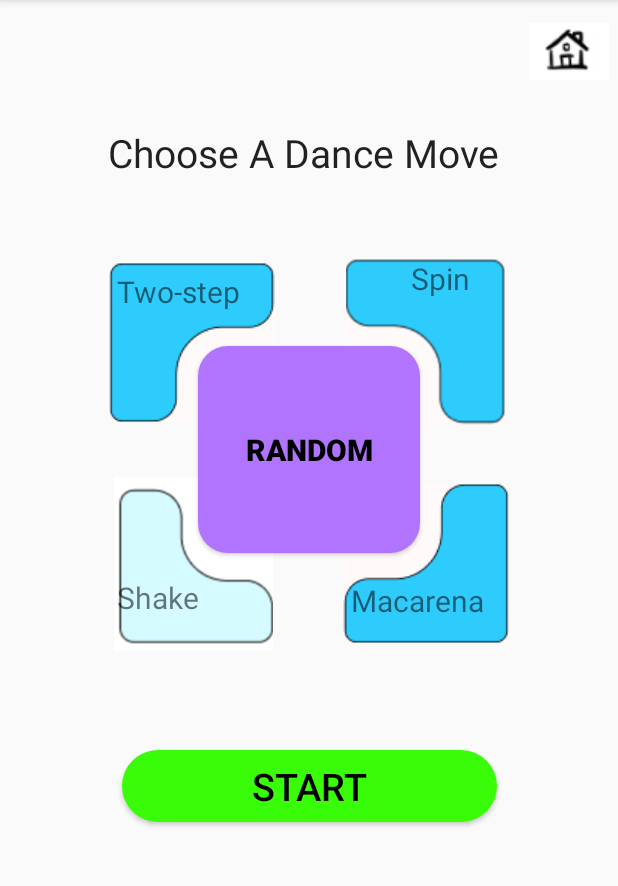
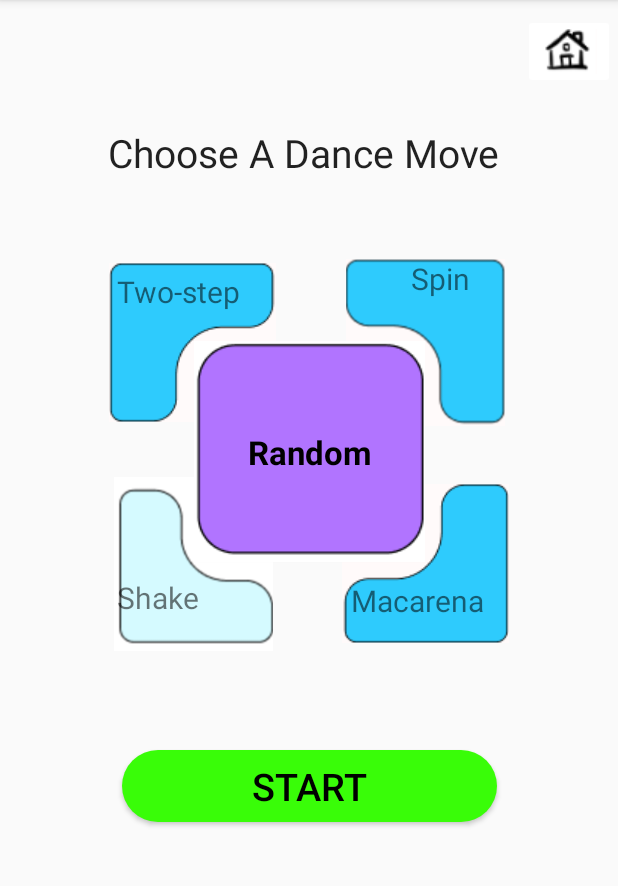
Before and after one commit to DIT112-V20/group-06, an Android app: the screen it shows after launch (MainActivity), after a tap on an icon or button, on a phone screen of 412 x 824 dp, the part 84-970 px from its top. Run offline under Robolectric (Android 15) with nearby library versions, the phone set to English and light mode, and no system bars; 1 other tap on this screen came first.

Commit message:
Change random button to an image button
Changed the selectable random button and selected random button to images. Updated buttonColorChange method to include new image buttons. Added the button images to the drawable folder.

Resolves: #69

```diff
--- a/src/app/app/src/main/java/com/example/djsmartcar/activity/MainActivity.kt
+++ b/src/app/app/src/main/java/com/example/djsmartcar/activity/MainActivity.kt
@@ -1,5 +1,6 @@
 package com.example.djsmartcar.activity
 
+import android.media.Image
 import android.os.Bundle
 import android.util.Log
 import android.view.View
@@ -37,11 +38,16 @@ class MainActivity : AppCompatActivity() {
         var shakeButton: ImageButton = findViewById(R.id.shakeButton)
         shakeButton.setImageResource(R.drawable.selectable_button_cropped)
 
-        // var randomButton: imageButton
+        var randomDanceButton: ImageButton = findViewById(R.id.randomDanceButton)
+        randomDanceButton.setImageResource(R.drawable.selectable_random_button)
 
         // if statement to check if the selected button is the random button or the dance buttons
-        var selectedButton: ImageButton = findViewById(view.getId())
-        selectedButton.setImageResource(R.drawable.selected_button)
+        if (view.getId() == R.id.randomDanceButton) { // if the view is a random button
+            randomDanceButton.setImageResource(R.drawable.selected_random_button)
+        } else {
+            var selectedButton: ImageButton = findViewById(view.getId())
+            selectedButton.setImageResource(R.drawable.selected_button)
+        }
     }
 
     fun goHome(view: View) {
@@ -55,7 +61,7 @@ class MainActivity : AppCompatActivity() {
     fun startDancing(view: View) {
         view.visibility = View.INVISIBLE
         stopButton.visibility = View.VISIBLE
-        randomButton.isClickable = false
+        randomDanceButton.isClickable = false
         spinButton.isClickable = false
         twoStepButton.isClickable = false
         shakeButton.isClickable = false
@@ -65,7 +71,7 @@ class MainActivity : AppCompatActivity() {
     fun stopDancing(view: View) {
         view.visibility = View.INVISIBLE
         startButton.visibility = View.VISIBLE
-        randomButton.isClickable = true
+        randomDanceButton.isClickable = true
         spinButton.isClickable = true
         twoStepButton.isClickable = true
         shakeButton.isClickable = true
--- a/src/app/app/src/main/res/drawable/random_button.xml
+++ /dev/null
@@ -1,8 +0,0 @@
-<?xml version="1.0" encoding="utf-8"?>
-<shape xmlns:android="http://schemas.android.com/apk/res/android"
-    android:shape="rectangle">
-    <solid android:color="@color/randomButtonColor"/>
-    <size android:height="138.58dp"/>
-    <size android:width="136.95dp"/>
-    <corners android:radius="20dp"/>
-</shape>
--- a/src/app/app/src/main/res/drawable/selected_random_button.xml
+++ /dev/null
@@ -1,8 +0,0 @@
-<?xml version="1.0" encoding="utf-8"?>
-<shape xmlns:android="http://schemas.android.com/apk/res/android"
-    android:shape="rectangle">
-    <solid android:color="@color/selectedRandomColor"/>
-    <size android:height="138.58dp"/>
-    <size android:width="136.95dp"/>
-    <corners android:radius="20dp"/>
-</shape>
--- a/src/app/app/src/main/res/layout/activity_main.xml
+++ b/src/app/app/src/main/res/layout/activity_main.xml
@@ -4,6 +4,7 @@
     xmlns:tools="http://schemas.android.com/tools"
     android:layout_width="match_parent"
     android:layout_height="match_parent"
+    android:backgroundTint="#FFFFFF"
     tools:context=".activity.MainActivity">
 
     <ImageButton
@@ -13,12 +14,12 @@
         android:layout_marginStart="70dp"
         android:layout_marginTop="41dp"
         android:backgroundTint="#FFFFFF"
+        android:clickable="true"
         android:onClick="activeButton"
         android:rotation="90"
         app:layout_constraintStart_toStartOf="parent"
         app:layout_constraintTop_toBottomOf="@+id/twoStepButton"
-        app:srcCompat="@drawable/selectable_button_cropped"
-        android:clickable="true"/>
+        app:srcCompat="@drawable/selectable_button_cropped" />
 
     <ImageButton
         android:id="@+id/twoStepButton"
@@ -27,12 +28,12 @@
         android:layout_marginStart="70dp"
         android:layout_marginTop="50dp"
         android:backgroundTint="#FFFFFF"
+        android:clickable="true"
         android:onClick="activeButton"
         android:rotation="180"
         app:layout_constraintStart_toStartOf="parent"
         app:layout_constraintTop_toBottomOf="@+id/chooseADanceText"
-        app:srcCompat="@drawable/selectable_button_cropped"
-        android:clickable="true"/>
+        app:srcCompat="@drawable/selectable_button_cropped" />
 
     <ImageButton
         android:id="@+id/spinButton"
@@ -41,12 +42,12 @@
         android:layout_marginTop="50dp"
         android:layout_marginEnd="70dp"
         android:backgroundTint="#FFFFFF"
+        android:clickable="true"
         android:onClick="activeButton"
         android:rotation="270"
         app:layout_constraintEnd_toEndOf="parent"
         app:layout_constraintTop_toBottomOf="@+id/chooseADanceText"
-        app:srcCompat="@drawable/selectable_button_cropped"
-        android:clickable="true"/>
+        app:srcCompat="@drawable/selectable_button_cropped" />
 
     <ImageButton
         android:id="@+id/macarenaButton"
@@ -55,11 +56,11 @@
         android:layout_marginTop="41dp"
         android:layout_marginEnd="70dp"
         android:backgroundTint="#FFFFFF"
+        android:clickable="true"
         android:onClick="activeButton"
         app:layout_constraintEnd_toEndOf="parent"
         app:layout_constraintTop_toBottomOf="@+id/spinButton"
-        app:srcCompat="@drawable/selectable_button_cropped"
-        android:clickable="true"/>
+        app:srcCompat="@drawable/selectable_button_cropped" />
 
     <Button
         android:id="@+id/startButton"
@@ -71,6 +72,7 @@
         android:layout_marginTop="500dp"
         android:layout_marginEnd="70dp"
         android:background="@drawable/start_button"
+        android:clickable="true"
         android:onClick="startDancing"
         android:text="Start"
         android:textColor="#000"
@@ -79,27 +81,24 @@
         android:visibility="invisible"
         app:layout_constraintEnd_toEndOf="parent"
         app:layout_constraintStart_toStartOf="parent"
-        app:layout_constraintTop_toTopOf="parent"
-        android:clickable="true"/>
+        app:layout_constraintTop_toTopOf="parent" />
 
-    <Button
-        android:id="@+id/randomButton"
-        android:layout_width="148dp"
-        android:layout_height="138dp"
-        android:layout_centerHorizontal="true"
-        android:layout_centerVertical="true"
-        android:layout_marginTop="105dp"
-        android:background="@drawable/random_button"
+    <ImageButton
+        android:id="@+id/randomDanceButton"
+        android:layout_width="154dp"
+        android:layout_height="151dp"
+        android:layout_marginTop="100dp"
+        android:backgroundTint="#FFFFFF"
+        android:clickable="true"
         android:elevation="2dp"
+        android:fadingEdge="none"
+        android:foregroundTint="#FFFFFF"
         android:onClick="activeButton"
-        android:text="Random"
-        android:textColor="#000"
-        android:textSize="20sp"
-        android:textStyle="bold"
         app:layout_constraintEnd_toEndOf="parent"
         app:layout_constraintStart_toStartOf="parent"
         app:layout_constraintTop_toBottomOf="@+id/chooseADanceText"
-        android:clickable="true"/>
+        app:srcCompat="@drawable/selectable_random_button" />
+
 
     <Button
         android:id="@+id/stopButton"
@@ -111,6 +110,7 @@
         android:layout_marginTop="500dp"
         android:layout_marginEnd="70dp"
         android:background="@drawable/stop_button"
+        android:clickable="true"
         android:onClick="stopDancing"
         android:text="Stop"
         android:textColor="#000"
@@ -119,9 +119,7 @@
         android:visibility="invisible"
         app:layout_constraintEnd_toEndOf="parent"
         app:layout_constraintStart_toStartOf="parent"
-        app:layout_constraintTop_toTopOf="parent"
-        android:clickable="true"/>
-
+        app:layout_constraintTop_toTopOf="parent" />
 
 
     <TextView
@@ -199,13 +197,29 @@
         android:layout_marginTop="9dp"
         android:layout_marginEnd="2dp"
         android:backgroundTint="#FFFFFF"
+        android:clickable="true"
+        android:onClick="goHome"
         app:layout_constraintEnd_toEndOf="parent"
         app:layout_constraintTop_toTopOf="parent"
-        app:srcCompat="@drawable/home_button"
-        android:onClick="goHome"
-        android:clickable="true"/>
+        app:srcCompat="@drawable/home_button" />
 
-
+    <TextView
+        android:id="@+id/randomText"
+        android:layout_width="wrap_content"
+        android:layout_height="wrap_content"
+        android:layout_marginStart="35dp"
+        android:layout_marginTop="60dp"
+        android:layout_marginEnd="35dp"
+        android:layout_marginBottom="60dp"
+        android:elevation="3dp"
+        android:text="Random"
+        android:textColor="#000"
+        android:textSize="22sp"
+        android:textStyle="bold"
+        app:layout_constraintBottom_toBottomOf="@+id/randomDanceButton"
+        app:layout_constraintEnd_toEndOf="@+id/randomDanceButton"
+        app:layout_constraintStart_toStartOf="@+id/randomDanceButton"
+        app:layout_constraintTop_toTopOf="@+id/randomDanceButton" />
 
 
 </androidx.constraintlayout.widget.ConstraintLayout>
```
Also changed, not shown: src/app/app/src/main/res/drawable-v24/selectable_random_button.PNG (added), src/app/app/src/main/res/drawable-v24/selected_random_button.PNG (added).
